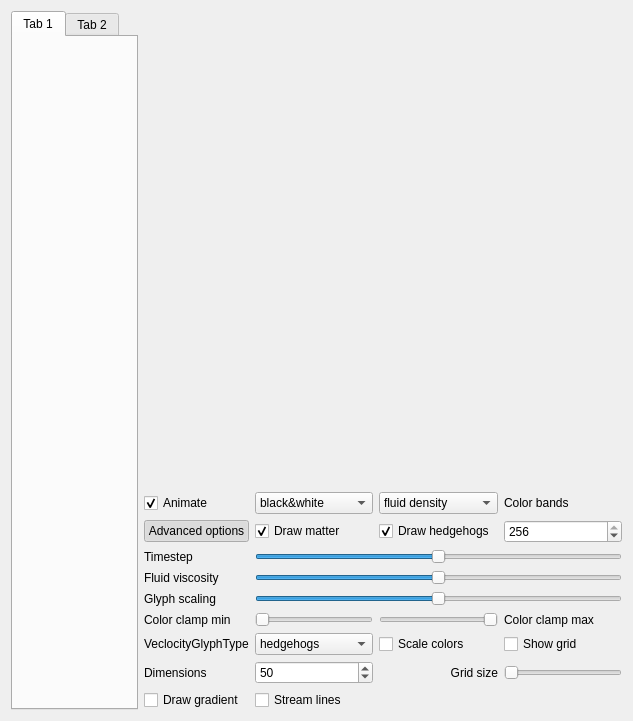
First picture: the form in window.ui, repository npklein/scientific_visualization, before the edit.
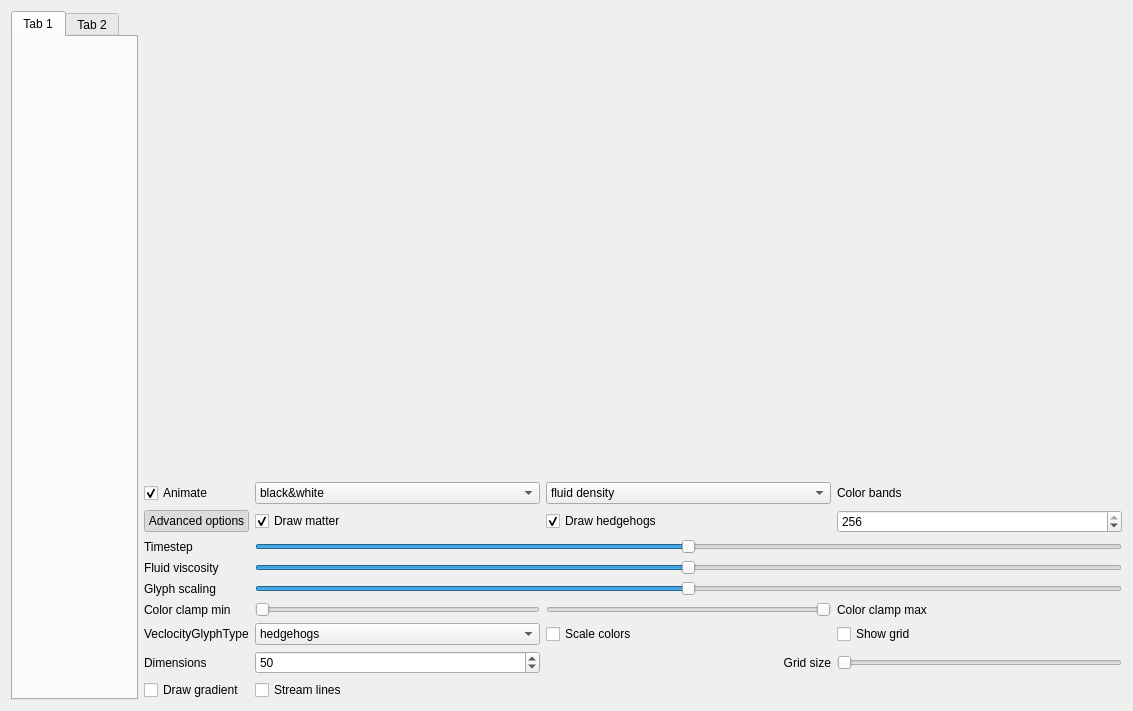
Second picture: the form after the edit. Custom widgets are drawn as their Qt base class.

Commit message: tmp store of window.ui to pull new changes

```diff
--- a/window.ui
+++ b/window.ui
@@ -6,8 +6,8 @@
    <rect>
     <x>0</x>
     <y>0</y>
-    <width>633</width>
-    <height>721</height>
+    <width>1133</width>
+    <height>711</height>
    </rect>
   </property>
   <property name="mouseTracking">
```
